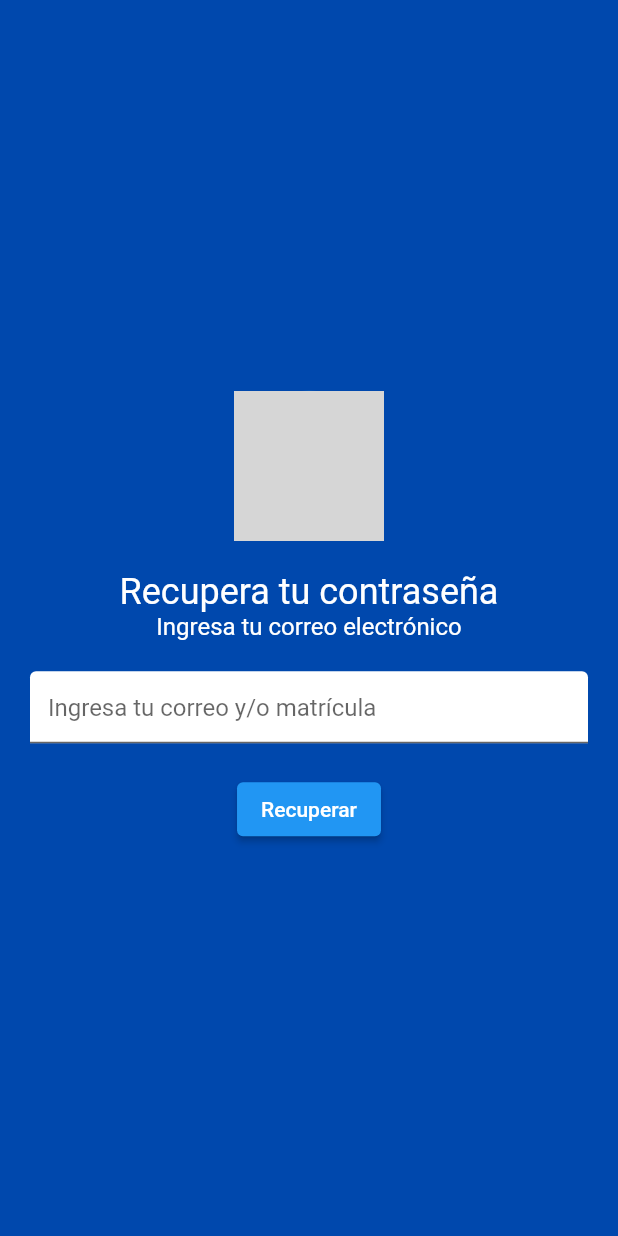
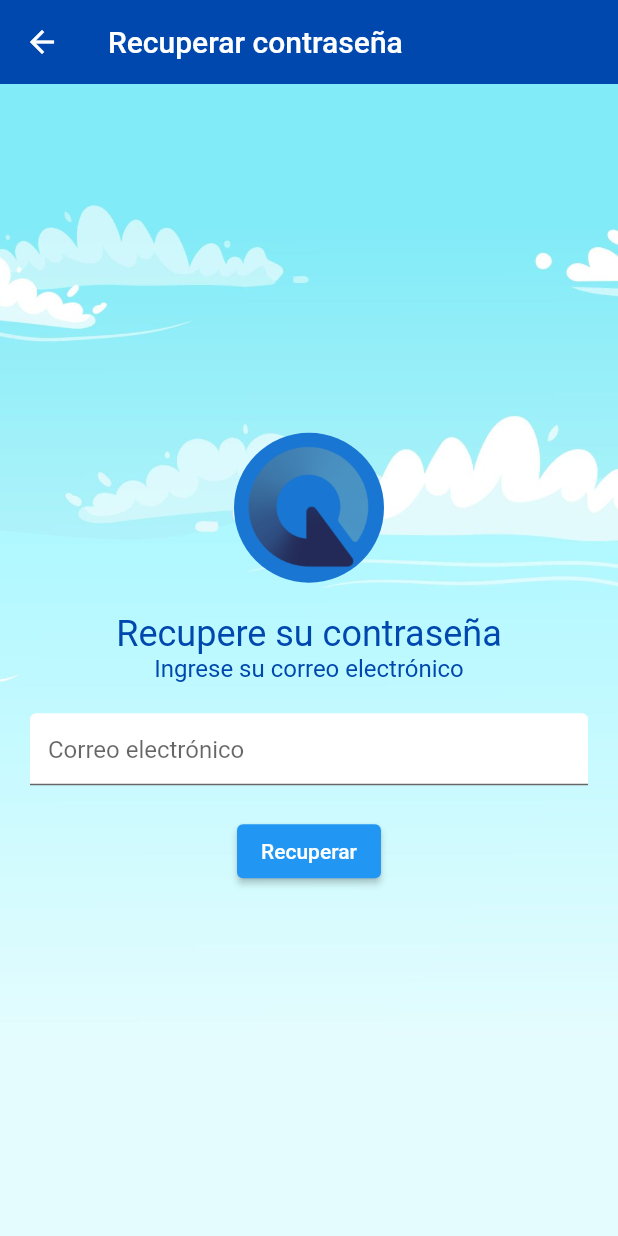
Before and after one commit to Michinded/cardenal_devs, a Flutter app: the RecoveryPage screen opened by its route, on a phone screen of 412 x 824 dp. Run offline on Flutter 3.47's test engine with Material 2 defaults, Android fonts, the phone set to English and light mode, and no system bars; our stand-ins replace firebase_auth, firebase_core, flutter_rating_bar; accounts and stored records are empty; grey boxes are pictures that could not be loaded.

Commit message:
Update forgot_passwors_view.dart
Pantalla de recuperar contraseña lista.

```diff
--- a/lib/pages/forgot_password/forgot_passwors_view.dart
+++ b/lib/pages/forgot_password/forgot_passwors_view.dart
@@ -1,58 +1,97 @@
+import 'package:cardenal_devs/pages/forgot_password/forgot_password_controller.dart';
 import 'package:flutter/material.dart';
+import 'package:flutter/scheduler.dart';
 
 class RecoveryPage extends StatefulWidget {
+  const RecoveryPage({super.key});
+
+
+
   @override
-  _RecoveryPageState createState() => _RecoveryPageState();
+  State<RecoveryPage> createState() => _RecoveryPageState();
 }
 
 class _RecoveryPageState extends State<RecoveryPage> {
+  final SendRecoverMail _con = SendRecoverMail();
+  static const Color color_primary = Color(0xFF0048ad);
+
+  @override
+  void initState() {
+    // TODO: implement initState
+    super.initState();
+    SchedulerBinding.instance.addPostFrameCallback((timeStamp) {
+      _con.init(context);
+    });
+  }
+
   @override
   Widget build(BuildContext context) {
     return Scaffold(
-      backgroundColor: Color(0xFF0048ad),
-      body: Padding(
+      appBar: AppBar(
+        backgroundColor: const Color(0xFF0048ad),
+        elevation: 0,
+        title: const Text('Recuperar contraseña'),
+        leading: IconButton(
+          onPressed: () {
+            Navigator.pop(context);
+          },
+          icon: const Icon(Icons.arrow_back),
+        ),
+      ),
+      body: Container(
+        decoration: const BoxDecoration(
+          image: DecorationImage(
+            image: AssetImage("assets/img/background_app.jpg"),
+            fit: BoxFit.cover,
+          ),
+        ),
+        child: Padding(
           padding: const EdgeInsets.all(20.0),
           child: Column(
             mainAxisAlignment: MainAxisAlignment.center,
             children: [
-            CircleAvatar(
+              const CircleAvatar(
                 // Aquí puedes poner la imagen de tu logo, solo es un ejemplo
-              backgroundImage: AssetImage('path/to/your/logo.png'),
+                backgroundImage: AssetImage("assets/img/logos/logo_qro_dig.png"),
                 radius: 50.0,
               ),
-            SizedBox(height: 20.0),
-            Text(
-              'Recupera tu contraseña',
+              const SizedBox(height: 20.0),
+              const Text(
+                'Recupere su contraseña',
                 style: TextStyle(
                   fontSize: 24.0,
-                color: Colors.white,
+                  color: color_primary,
                 ),
               ),
-            Text(
-              'Ingresa tu correo electrónico',
+              const Text(
+                'Ingrese su correo electrónico',
                 style: TextStyle(
                   fontSize: 16.0,
-                color: Colors.white,
+                  color: color_primary,
                 ),
               ),
-            SizedBox(height: 20.0),
+              const SizedBox(height: 20.0),
               TextField(
-              decoration: InputDecoration(
-                hintText: 'Ingresa tu correo y/o matrícula',
+                controller: _con.emailrecoverController,
+                decoration: const InputDecoration(
+                  hintText: 'Correo electrónico',
                   filled: true,
                   fillColor: Colors.white,
                 ),
               ),
-            SizedBox(height: 20.0),
+              const SizedBox(height: 20.0),
               ElevatedButton(
                 onPressed: () {
                   // Acción del botón
+                  _con.sendEmailRecover();
                 },
-              child: Text('Recuperar'),
+                child: const Text('Recuperar'),
               ),
             ],
           ),
         ),
+      ),
     );
+
   }
 }
```
Lines whose indentation alone changed are shown as unchanged.
